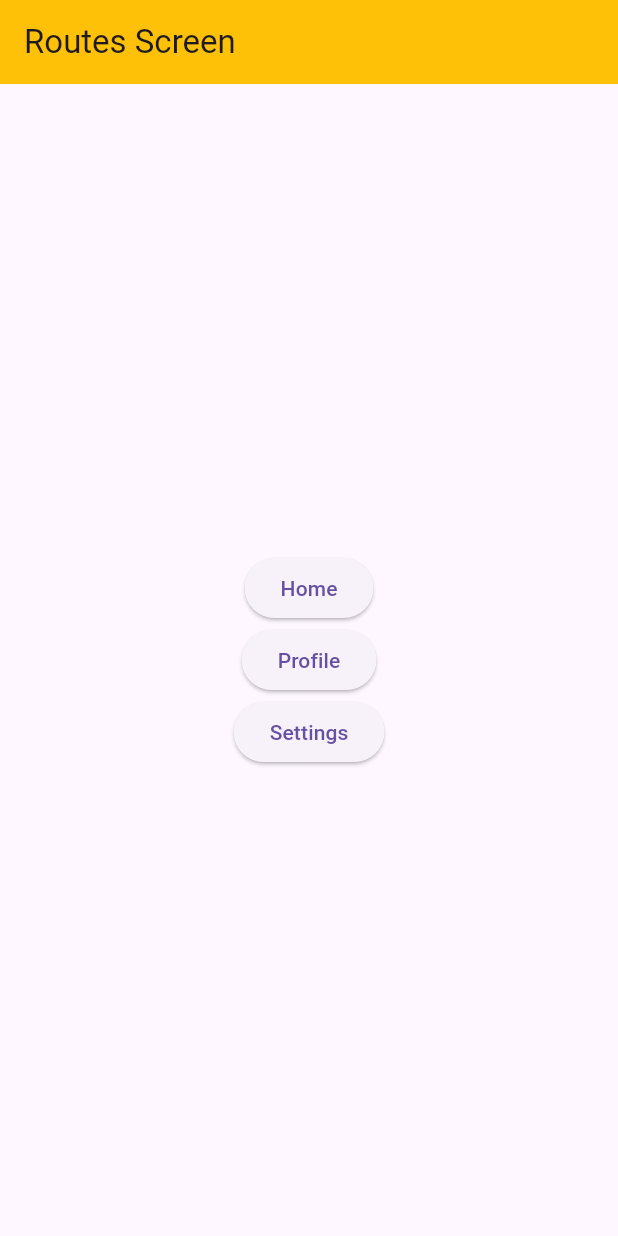
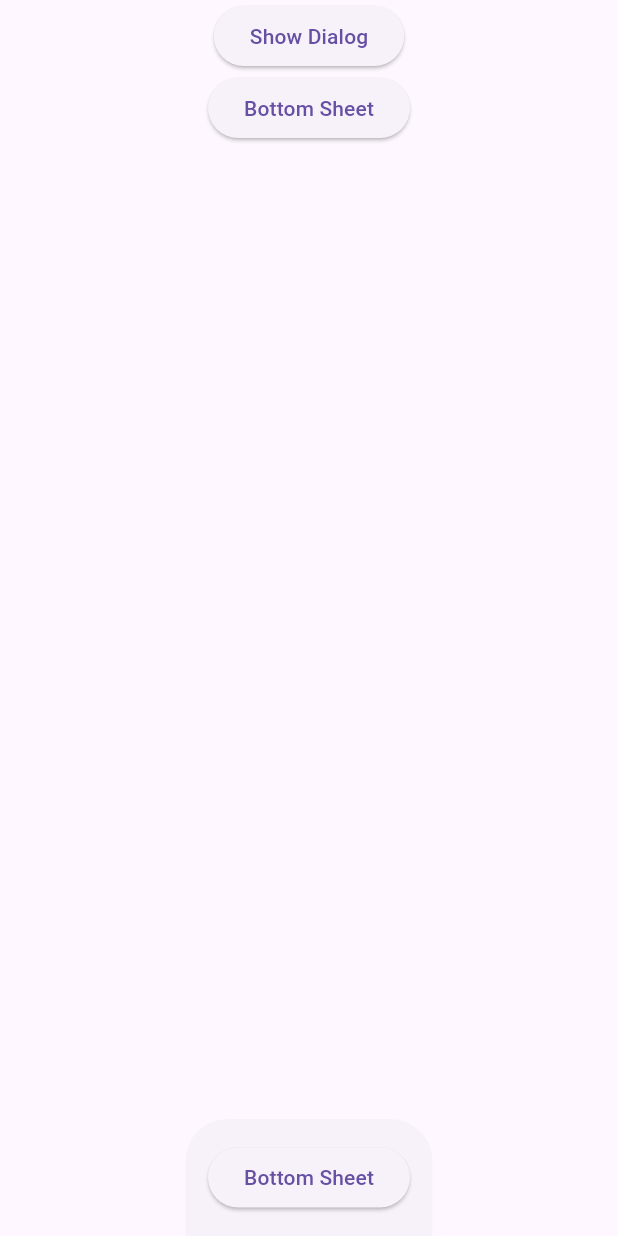
Before and after one commit to Nikhilbardeja/Flutter_Tutorial, a Flutter app: the screen it shows after launch, on a phone screen of 412 x 824 dp. Run offline on Flutter 3.47's test engine with Material 3 defaults, Android fonts, the phone set to English and light mode, and no system bars.

Commit message:
alert dialog , bottom sheets - 34

```diff
--- /dev/null
+++ b/lib/alert_dialog_screen.dart
@@ -0,0 +1,63 @@
+import 'package:flutter/material.dart';
+
+class AlertDialogScreen extends StatelessWidget {
+  const AlertDialogScreen({super.key});
+
+  @override
+  Widget build(BuildContext context) {
+    return Scaffold(
+      bottomSheet: Padding(
+        padding: const EdgeInsets.all(15),
+        child: ElevatedButton(onPressed: () {}, child: Text("Bottom Sheet")),
+      ),
+      body: Center(
+        child: Column(
+          children: [
+            ElevatedButton(
+              onPressed: () {
+                showDialog(
+                  context: context,
+                  builder: (context) {
+                    return AlertDialog(
+                      title: Text('Logout'),
+                      content: Text("Are you sure you want to logout?"),
+                      actions: [
+                        TextButton(
+                          onPressed: () {
+                            Navigator.pop(context);
+                          },
+                          child: Text("No"),
+                        ),
+                        TextButton(
+                          onPressed: () {
+                            Navigator.pop(context);
+                          },
+                          child: Text("Yes"),
+                        ),
+                      ],
+                    );
+                  },
+                );
+              },
+              child: Text("Show Dialog"),
+            ),
+            ElevatedButton(
+              onPressed: () {
+                showModalBottomSheet(
+                  showDragHandle: true,
+                  context: context,
+                  builder: (context) {
+                    return ListView(
+                      children: [ListTile(title: Text("This is title"))],
+                    );
+                  },
+                );
+              },
+              child: Text("Bottom Sheet"),
+            ),
+          ],
+        ),
+      ),
+    );
+  }
+}
--- a/lib/main.dart
+++ b/lib/main.dart
@@ -1,3 +1,4 @@
+import 'package:first_application/alert_dialog_screen.dart';
 import 'package:first_application/navigation/home_screen.dart';
 import 'package:first_application/navigation/profile_screen.dart';
 import 'package:first_application/navigation/routes_screen.dart';
@@ -15,11 +16,11 @@
   @override
   Widget build(BuildContext context) {
     return MaterialApp(
-      // home: SplashScreen(),
+      home: AlertDialogScreen(),
       debugShowCheckedModeBanner: false,
-      initialRoute: '/',
-      routes: myRoutes(),
-      onGenerateRoute: (RouteSettings settings) => myGenerateRoutes(settings),
+      // initialRoute: '/',
+      // routes: myRoutes(),
+      // onGenerateRoute: (RouteSettings settings) => myGenerateRoutes(settings),
 
       // darkTheme: ThemeData.dark().copyWith(),
       // dartTheme: ThemeData(
--- a/lib/utils/route_helper.dart
+++ b/lib/utils/route_helper.dart
@@ -1,3 +1,4 @@
+import 'package:first_application/alert_dialog_screen.dart';
 import 'package:first_application/navigation/home_screen.dart';
 import 'package:first_application/navigation/profile_screen.dart';
 import 'package:first_application/navigation/routes_screen.dart';
@@ -5,7 +6,7 @@
 import 'package:flutter/material.dart';
 
 myRoutes() => {
-  '/': (context) => RoutesScreen(),
+  '/': (context) => AlertDialogScreen(),
   '/home': (context) => HomeScreen(),
 };
 
```
Also changed, not shown: lib/row_column.dart (+8 -6 lines).
